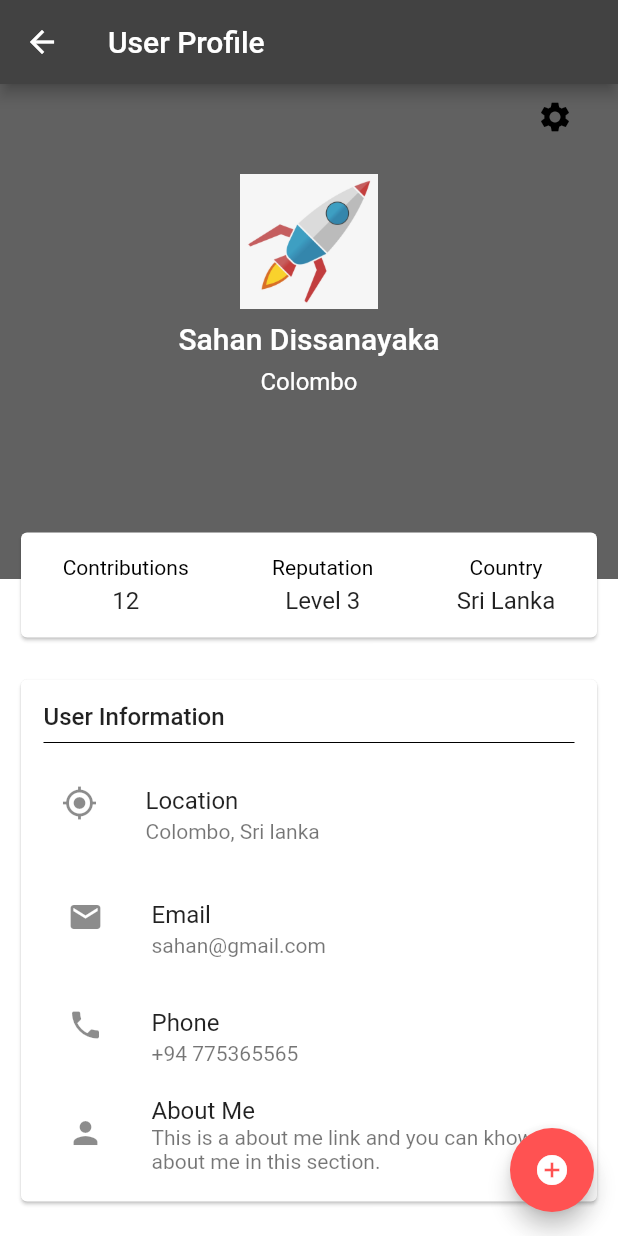
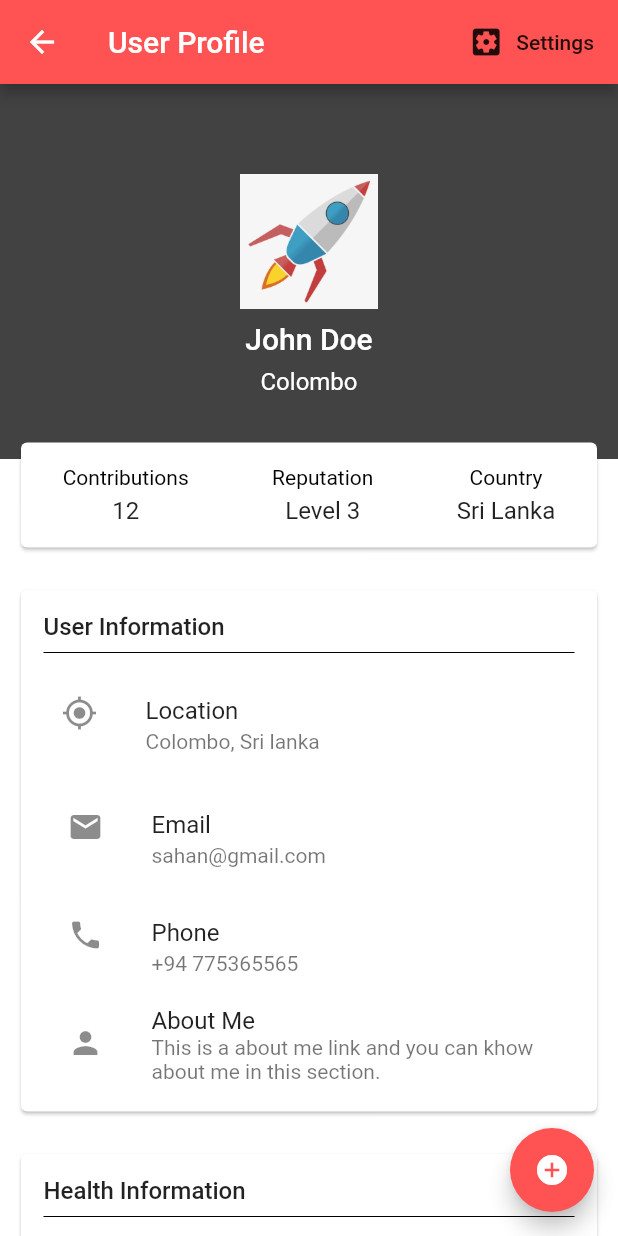
Before and after one commit to scorelab/dengue-stop-old, a Flutter app: the Profile screen opened directly, on a phone screen of 412 x 824 dp. Run offline on Flutter 3.47's test engine with Material 2 defaults, Android fonts, the phone set to English and light mode, and no system bars; our stand-ins replace charts_flutter, cloud_firestore, firebase_auth, flutter_speed_dial, flutter_spinkit, flutter_swiper and 2 more; missing offline and left inert: geolocation; accounts and stored records are empty.

Commit message:
update the user profile

```diff
--- a/dengue-stop_mobile/dengue-stop-mobile/lib/views/home/nav_home.dart
+++ b/dengue-stop_mobile/dengue-stop-mobile/lib/views/home/nav_home.dart
@@ -3,16 +3,15 @@ import 'package:flutter/rendering.dart';
 import 'package:flutter_app/report/mainfile.dart';
 import 'package:flutter_app/services/auth.dart';
 import 'package:flutter_app/views/home/blog.dart';
+import 'package:flutter_app/views/home/chart.dart';
 import 'package:flutter_app/views/home/dashboard.dart';
 import 'package:flutter_app/views/home/map.dart';
 import 'package:flutter_app/views/home/maplocation.dart';
 import 'package:flutter_app/views/home/profile.dart';
-import 'package:flutter_app/views/home/activities.dart';
 import 'package:font_awesome_flutter/font_awesome_flutter.dart';
 import 'menu.dart';
 
 void main () {
-//  debugPaintPointersEnabled = true;
   runApp(NavBar());
 }
 
--- a/dengue-stop_mobile/dengue-stop-mobile/lib/views/home/profile.dart
+++ b/dengue-stop_mobile/dengue-stop-mobile/lib/views/home/profile.dart
@@ -1,21 +1,38 @@
 import 'dart:io';
 import 'package:flutter/material.dart';
+import 'package:flutter_app/views/home/user_settings.dart';
 
 
 class Profile extends StatelessWidget {
-  static final String path = "lib/src/pages/profile/profile7.dart";
+
+  String _username = 'John Doe';
 
   @override
   Widget build(BuildContext context) {
+
+    void _showSettingsUser(){
+      showModalBottomSheet(
+          context: context,
+          builder: (context){
+            return Container(
+              padding: EdgeInsets.symmetric(vertical: 20.0,horizontal: 60.0),
+              child: UserSettings(),
+
+            );
+          }
+      );
+    }
+
     return Scaffold(
       appBar: AppBar(
-        backgroundColor: Colors.grey.shade800,
+        backgroundColor: Colors.redAccent,
         title: Text('User Profile'),
         actions: <Widget>[
-//          RaisedButton(
-//            child: Text('Settings'),
-//            //color: Colors.grey.shade800,
-//          ),
+          FlatButton.icon(
+              onPressed: ()=>_showSettingsUser(),
+              icon: Icon(Icons.settings_applications),
+              label: Text('Settings')
+          ),
         ],
       ),
         floatingActionButton: FloatingActionButton(
@@ -33,16 +50,8 @@ class Profile extends StatelessWidget {
                 children: <Widget>[
                   Container(
                     width: double.infinity,
-                    height: 330,
-                    color: Colors.grey.shade700,
-                  ),
-                  Positioned(
-                    top: 10,
-                    right: 30,
-                    child: Icon(
-                      Icons.settings,
-                      color: Colors.black,
-                    ),
+                    height: 250,
+                    color: Colors.grey.shade800,
                   ),
                   Column(
                     children: <Widget>[
@@ -61,7 +70,7 @@ class Profile extends StatelessWidget {
                         padding: EdgeInsets.all(4),
                       ),
                       Text(
-                        "Sahan Dissanayaka",
+                        _username,
                         style: TextStyle(
                             color: Colors.white,
                             fontWeight: FontWeight.w500,
@@ -80,7 +89,7 @@ class Profile extends StatelessWidget {
                         textAlign: TextAlign.center,
                       ),
                       Container(
-                        margin: EdgeInsets.only(top: 77),
+                        margin: EdgeInsets.only(top: 17),
                         padding: EdgeInsets.all(10),
                         child: Card(
                           child: Row(
@@ -138,7 +147,8 @@ class Profile extends StatelessWidget {
                           ),
                         ),
                       ),
-                      UserInfo()
+                      UserInfo(),
+                      HealthInfo()
                     ],
                   )
                 ],
@@ -214,3 +224,69 @@ class UserInfo extends StatelessWidget {
     );
   }
 }
+
+class HealthInfo extends StatelessWidget {
+  @override
+  Widget build(BuildContext context) {
+    return Container(
+      padding: EdgeInsets.all(10),
+      child: Column(
+        children: <Widget>[
+          Card(
+            child: Container(
+              alignment: Alignment.topLeft,
+              padding: EdgeInsets.all(15),
+              child: Column(
+                children: <Widget>[
+                  Container(
+                    alignment: Alignment.topLeft,
+                    child: Text(
+                      "Health Information",
+                      style: TextStyle(
+                        color: Colors.black87,
+                        fontWeight: FontWeight.w500,
+                        fontSize: 16,
+                      ),
+                      textAlign: TextAlign.left,
+                    ),
+                  ),
+                  Divider(
+                    color: Colors.black,
+                  ),
+                  Container(
+                      child: Column(
+                        children: <Widget>[
+                          ListTile(
+                            contentPadding:
+                            EdgeInsets.symmetric(horizontal: 12, vertical: 4),
+                            leading: Icon(Icons.my_location),
+                            title: Text("Location"),
+                            subtitle: Text("Colombo, Sri lanka"),
+                          ),
+                          ListTile(
+                            leading: Icon(Icons.email),
+                            title: Text("Email"),
+                            subtitle: Text("sahan@gmail.com"),
+                          ),
+                          ListTile(
+                            leading: Icon(Icons.phone),
+                            title: Text("Phone"),
+                            subtitle: Text("+94 775365565"),
+                          ),
+                          ListTile(
+                            leading: Icon(Icons.person),
+                            title: Text("About Me"),
+                            subtitle: Text(
+                                "This is a about me link and you can khow about me in this section."),
+                          ),
+                        ],
+                      ))
+                ],
+              ),
+            ),
+          )
+        ],
+      ),
+    );
+  }
+}
```
Also changed, not shown: dengue-stop_mobile/dengue-stop-mobile/lib/models/stat.dart (added, +17 -0 lines), dengue-stop_mobile/dengue-stop-mobile/lib/models/user.dart (+13 -0 lines), dengue-stop_mobile/dengue-stop-mobile/lib/models/userProperties.dart (added, +11 -0 lines), dengue-stop_mobile/dengue-stop-mobile/lib/services/database.dart (+34 -2 lines), dengue-stop_mobile/dengue-stop-mobile/lib/views/home/chart.dart (added, +91 -0 lines), dengue-stop_mobile/dengue-stop-mobile/lib/views/home/dashboard.dart (+29 -16 lines), dengue-stop_mobile/dengue-stop-mobile/lib/views/home/maplocation.dart (+68 -13 lines), dengue-stop_mobile/dengue-stop-mobile/lib/views/home/user_settings.dart (added, +120 -0 lines).
